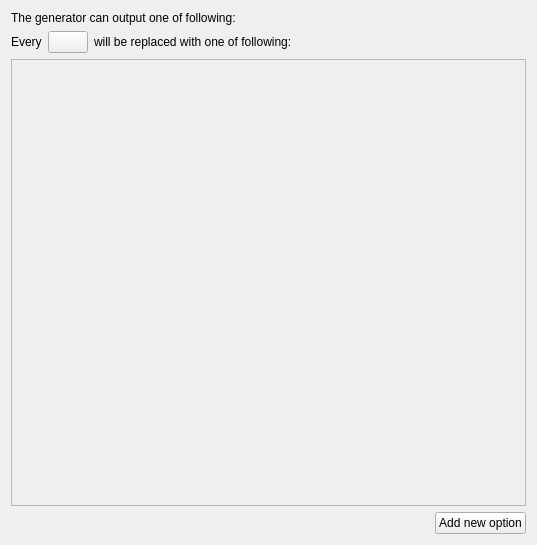
This is src/GUI/views/subgenedit.ui in FireFragment/generator-of-generators as Qt 5 draws it before an edit. The edited form follows.
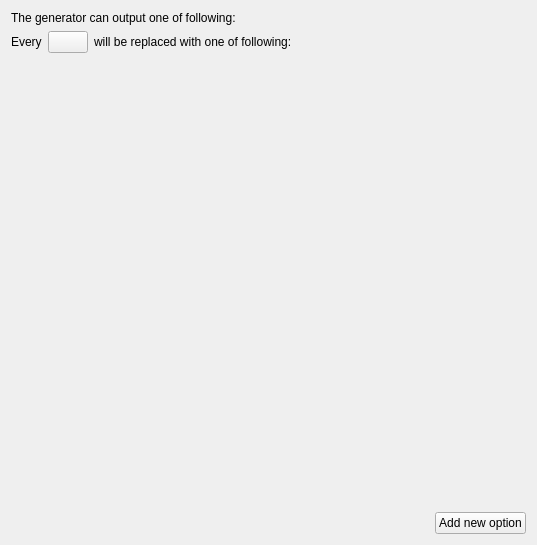
This is the edited form.

Commit message: A little stylistic upgrade

Patch:
```diff
--- a/src/GUI/views/subgenedit.ui
+++ b/src/GUI/views/subgenedit.ui
@@ -19,6 +19,9 @@
   <layout class="QGridLayout" name="gridLayout">
    <item row="2" column="0" colspan="2">
     <widget class="QScrollArea" name="scrollArea">
+     <property name="frameShape">
+      <enum>QFrame::NoFrame</enum>
+     </property>
      <property name="widgetResizable">
       <bool>true</bool>
      </property>
```
